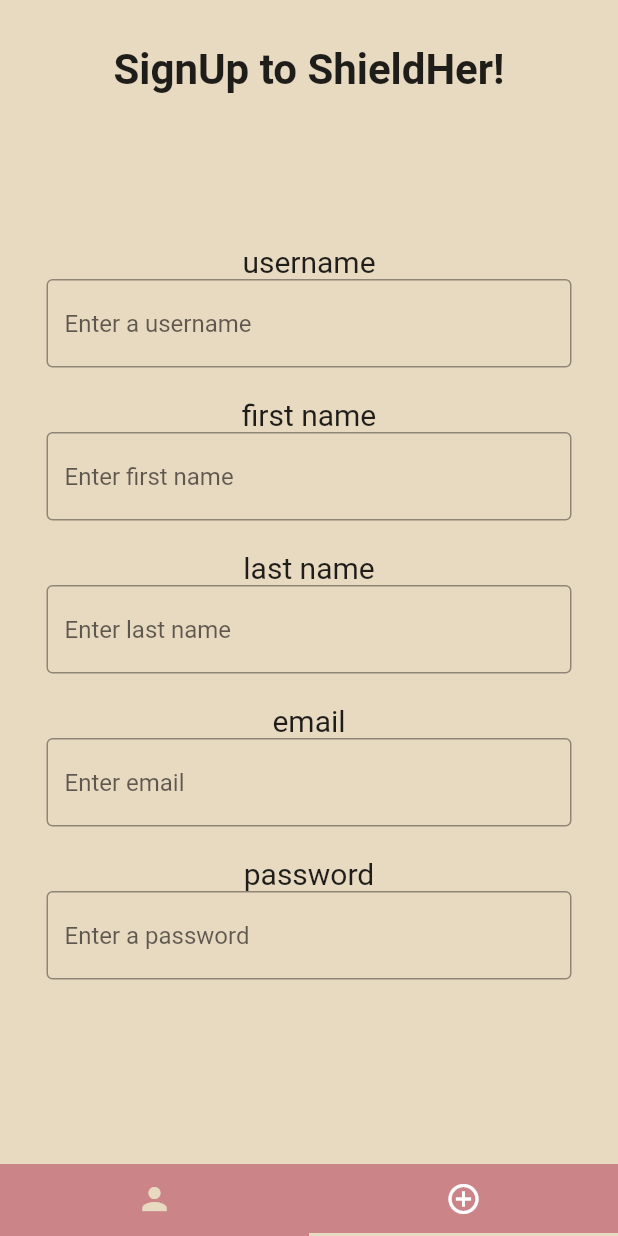
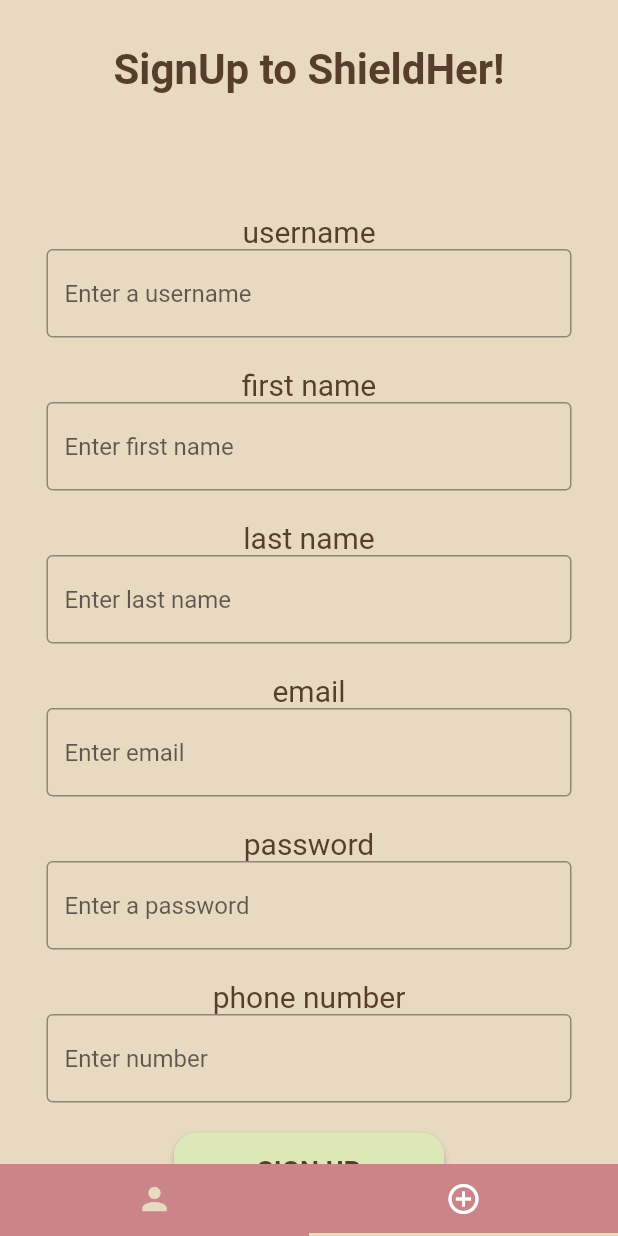
Before and after one commit to jahnvidave04/ShieldHer, a Flutter app: the screen it shows after launch, tab 2 chosen, on a phone screen of 412 x 824 dp. Run offline on Flutter 3.47's test engine with Material 2 defaults, Android fonts, the light colour scheme and no system bars.

Commit message:
updated sign up and login

```diff
--- a/shieldher/lib/screens/login.dart
+++ b/shieldher/lib/screens/login.dart
@@ -51,6 +51,7 @@
                   style: TextStyle(
                     fontWeight: FontWeight.bold,
                     fontSize: 28,
+                    color: Color.fromARGB(255, 87, 61, 43),
                   ),
                 ),
                 SizedBox(height: 180),
@@ -58,6 +59,7 @@
                   'username',
                   style: TextStyle(
                     fontSize: 20,
+                    color: Color.fromARGB(255, 87, 61, 43),
                   ),
                 ),
                 SizedBox(
@@ -74,6 +76,7 @@
                   'password',
                   style: TextStyle(
                     fontSize: 20,
+                    color: Color.fromARGB(255, 87, 61, 43),
                   ),
                 ),
                 SizedBox(
--- a/shieldher/lib/screens/signup.dart
+++ b/shieldher/lib/screens/signup.dart
@@ -25,13 +25,15 @@
                     style: TextStyle(
                       fontWeight: FontWeight.bold,
                       fontSize: 28,
+                      color: Color.fromARGB(255, 87, 61, 43),
                     ),
                   ),
-                    SizedBox(height: 100),
+                  SizedBox(height: 80),
                   Text(
                     'username',
                     style: TextStyle(
                       fontSize: 20,
+                      color: Color.fromARGB(255, 87, 61, 43),
                     ),
                   ),
                   SizedBox(
@@ -48,6 +50,7 @@
                     'first name',
                     style: TextStyle(
                       fontSize: 20,
+                      color: Color.fromARGB(255, 87, 61, 43),
                     ),
                   ),
                   SizedBox(
@@ -64,6 +67,7 @@
                     'last name',
                     style: TextStyle(
                       fontSize: 20,
+                      color: Color.fromARGB(255, 87, 61, 43),
                     ),
                   ),
                   SizedBox(
@@ -80,6 +84,7 @@
                     'email',
                     style: TextStyle(
                       fontSize: 20,
+                      color: Color.fromARGB(255, 87, 61, 43),
                     ),
                   ),
                   SizedBox(
@@ -96,6 +101,7 @@
                     'password',
                     style: TextStyle(
                       fontSize: 20,
+                      color: Color.fromARGB(255, 87, 61, 43),
                     ),
                   ),
                   SizedBox(
@@ -107,11 +113,12 @@
                       ),
                     ),
                   ),
-                    SizedBox(height: 180),
+                  SizedBox(height: 20),
                   Text(
                     'phone number',
                     style: TextStyle(
                       fontSize: 20,
+                      color: Color.fromARGB(255, 87, 61, 43),
                     ),
                   ),
                   SizedBox(
@@ -124,17 +131,15 @@
                     ),
                   ),
 
-                    SizedBox(height: 30),
+                  SizedBox(height: 20),
+
                   ElevatedButton(
                     style: ElevatedButton.styleFrom(
                       fixedSize: Size.fromWidth(180),
                       backgroundColor: Color.fromARGB(255, 221, 232, 185),
-                        padding: EdgeInsets.symmetric(
-                          vertical: 20,
-                          horizontal: 60,
-                        ),
+                      padding: EdgeInsets.all(15),
                       shape: RoundedRectangleBorder(
-                          borderRadius: BorderRadius.circular(22),
+                        borderRadius: BorderRadius.circular(15),
                         // side: BorderSide(
                         //     color: Color.fromARGB(255, 238, 153, 64)),
                       ),
@@ -143,7 +148,7 @@
                       print("going to validate login info");
                     },
                     child: Text(
-                        'LOGIN',
+                      'SIGN UP',
                       style: TextStyle(
                         color: Color.fromARGB(255, 87, 61, 43),
                         fontSize: 18,
@@ -156,7 +161,7 @@
             ),
           ),
         ),
-      )
+      ),
     );
   }
 }
```
Lines whose indentation alone changed are shown as unchanged.
